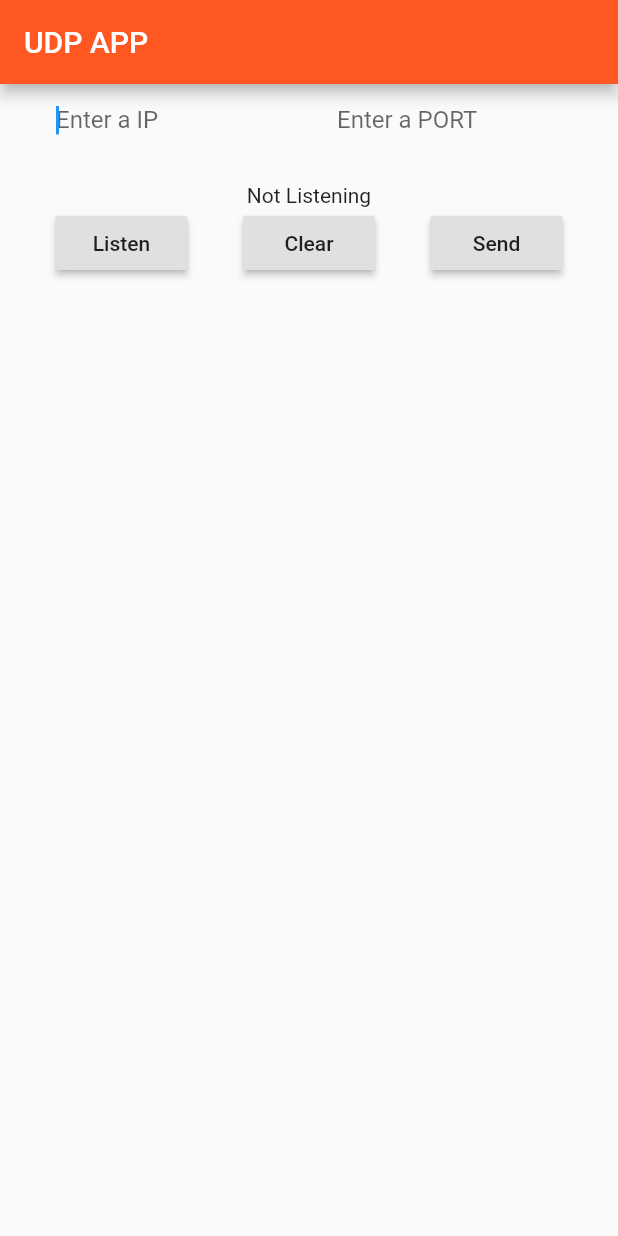
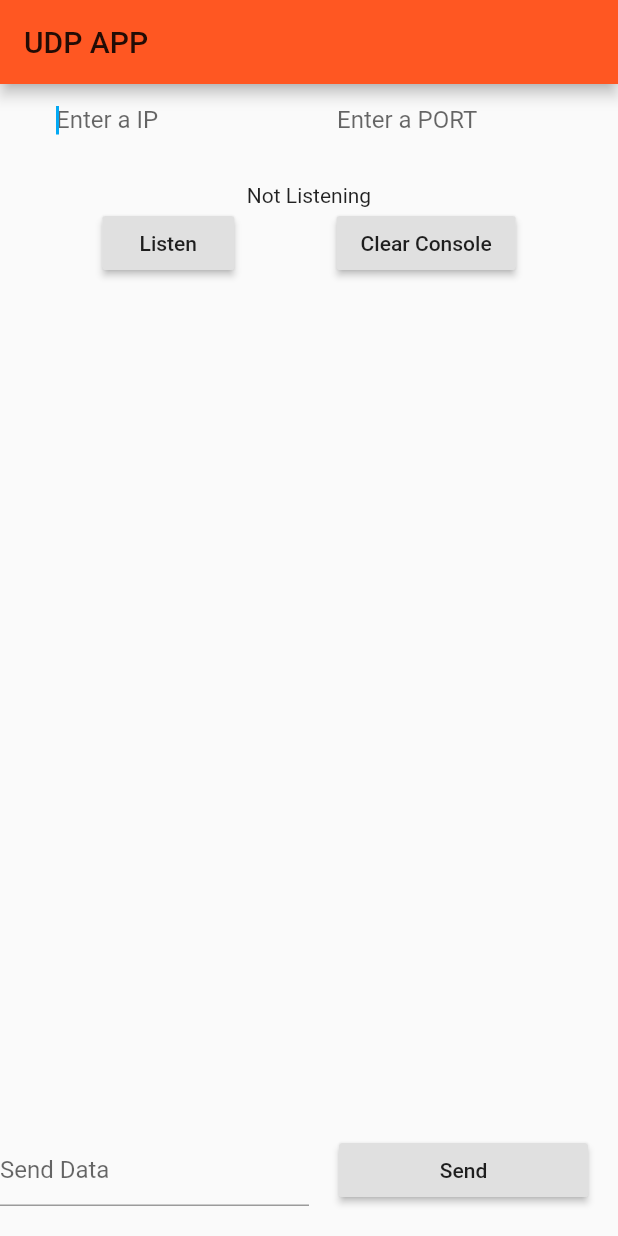
Before and after one commit to thegoliathgeek/UDP-Tester, a Flutter app: the screen it shows after launch, after a tap on "Send", on a phone screen of 412 x 824 dp. Run offline on Flutter 3.47's test engine with Material 2 defaults, Android fonts, the phone set to English and light mode, and no system bars.

Commit message:
Added send field

```diff
--- a/lib/main.dart
+++ b/lib/main.dart
@@ -4,6 +4,7 @@ import 'package:udp_app/udpmulti.dart';
 import 'dart:io';
 
 void main() => runApp(MaterialApp(
+      theme: ThemeData(primarySwatch: Colors.lightBlue),
       home: MyApp(),
     ));
 
@@ -18,8 +19,21 @@ class _MyApp extends State<MyApp> {
   String status = 'Not Listening';
   List<String> data = [''];
   UDPTester ob;
+  UDPTester obSend;
   final ipText = TextEditingController();
   final portText = TextEditingController();
+  final sendText = TextEditingController();
+
+  void sendData({data: String}) {
+    obSend = new UDPTester.initialize(ipText.text, int.parse(portText.text));
+    RawDatagramSocket.bind(ob.address, ob.port)
+        .then((RawDatagramSocket socket) {
+      socket.send(data.codeUnits, ob.address, ob.port);
+      socket.close();
+    });
+    print('onSend set to null');
+    obSend = null;
+  }
 
   @override
   Widget build(BuildContext context) {
@@ -48,10 +62,12 @@ class _MyApp extends State<MyApp> {
 //                  ),
                   Container(
                       width: 150,
-                      child: TextFormField(
+                      child: TextField(
                         controller: portText,
                         decoration: InputDecoration(
-                            border: InputBorder.none, hintText: 'Enter a PORT'),
+//                            icon: Icon(Icons.dashboard),
+                            border: InputBorder.none,
+                            hintText: 'Enter a PORT'),
                         keyboardType: TextInputType.number,
                       )),
                 ]),
@@ -96,23 +112,13 @@ class _MyApp extends State<MyApp> {
                   },
                 ),
                 RaisedButton(
-                  child: Text('Clear'),
+                  child: Text('Clear Console'),
                   onPressed: () {
                     setState(() {
                       data.clear();
                     });
                   },
                 ),
-                RaisedButton(
-                  child: Text('Send'),
-                  onPressed: () {
-                    RawDatagramSocket.bind(ob.address, ob.port)
-                        .then((RawDatagramSocket socket) {
-                      socket.send('Something'.codeUnits, ob.address, ob.port);
-                      socket.close();
-                    });
-                  },
-                )
               ],
             ),
             Expanded(
@@ -124,7 +130,33 @@ class _MyApp extends State<MyApp> {
                       style: TextStyle(fontSize: 15),
                     );
                   }),
-            )
+            ),
+//            Expanded(
+//              child:
+            Row(
+              children: <Widget>[
+                Expanded(
+                  child: Padding(
+                    padding: const EdgeInsets.all(0.0),
+                    child: TextField(
+                        controller: sendText,
+                        decoration: InputDecoration(hintText: "Send Data")),
+                  ),
+                ),
+                Expanded(
+                  child: Padding(
+                    padding: const EdgeInsets.all(20.0),
+                    child: RaisedButton(
+                      child: Text('Send'),
+                      onPressed: () {
+                        sendData(data: sendText.text);
+                      },
+                    ),
+                  ),
+                ),
+              ],
+            ),
+//            ),
           ],
         ),
       ),
```
